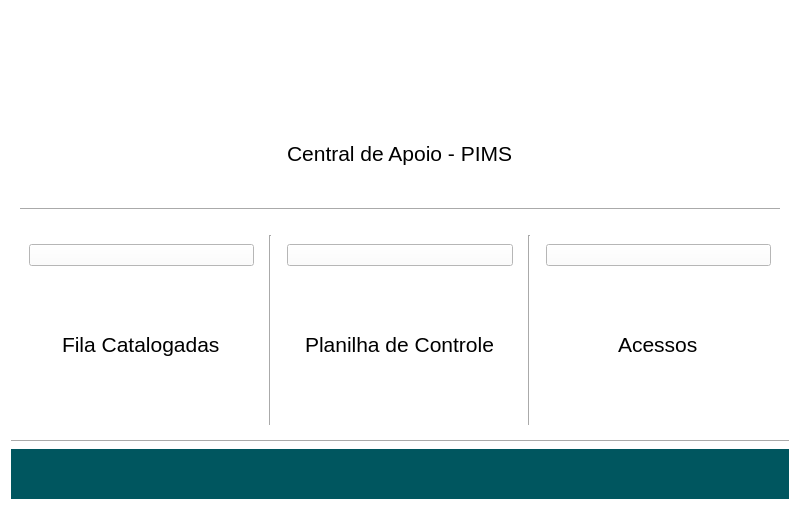
This is ui/tela.ui in viniciusfs14/Ferramenta-Vale as Qt 5 draws it before an edit. The edited form follows.
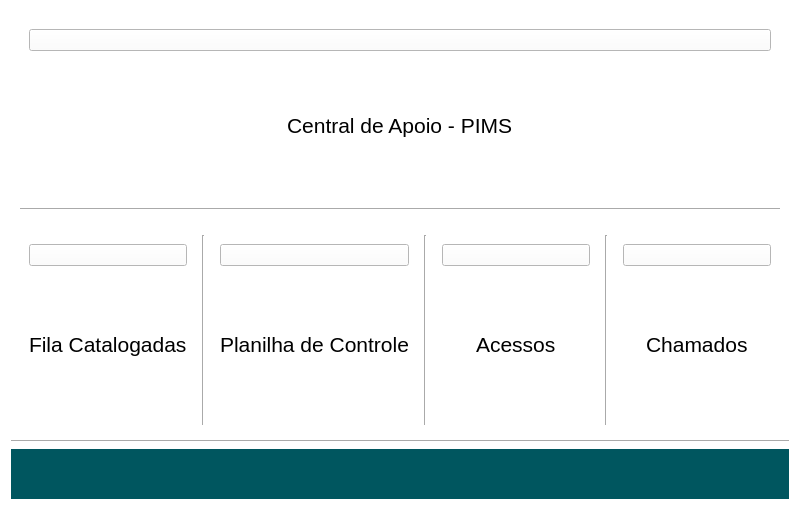
This is the edited form. Icons and pictures are not drawn.

The edit to the form file:
```diff
--- a/ui/tela.ui
+++ b/ui/tela.ui
@@ -119,6 +119,38 @@
         </layout>
        </widget>
       </item>
+      <item>
+       <widget class="Line" name="line_5">
+        <property name="orientation">
+         <enum>Qt::Orientation::Vertical</enum>
+        </property>
+       </widget>
+      </item>
+      <item>
+       <widget class="QWidget" name="widget_6" native="true">
+        <layout class="QGridLayout" name="gridLayout_7">
+         <item row="0" column="0">
+          <widget class="QPushButton" name="pushButton_4">
+           <property name="text">
+            <string/>
+           </property>
+          </widget>
+         </item>
+         <item row="1" column="0" alignment="Qt::AlignmentFlag::AlignHCenter">
+          <widget class="QLabel" name="label_8">
+           <property name="font">
+            <font>
+             <pointsize>16</pointsize>
+            </font>
+           </property>
+           <property name="text">
+            <string>Chamados</string>
+           </property>
+          </widget>
+         </item>
+        </layout>
+       </widget>
+      </item>
      </layout>
     </widget>
    </item>
@@ -139,15 +171,15 @@
        <widget class="QLabel" name="label_4">
         <property name="maximumSize">
          <size>
-          <width>50</width>
-          <height>60</height>
+          <width>80</width>
+          <height>150</height>
          </size>
         </property>
         <property name="text">
          <string/>
         </property>
         <property name="pixmap">
-         <pixmap resource="resources.qrc">:/newPrefix/radix_logo.jpg</pixmap>
+         <pixmap resource="resources.qrc">:/newPrefix/radixlogonew.png</pixmap>
         </property>
         <property name="scaledContents">
          <bool>true</bool>
@@ -166,7 +198,7 @@
          <string/>
         </property>
         <property name="pixmap">
-         <pixmap resource="resources.qrc">:/newPrefix/vale_logo.png</pixmap>
+         <pixmap resource="resources.qrc">:/newPrefix/valenew.png</pixmap>
         </property>
         <property name="scaledContents">
          <bool>true</bool>
@@ -182,28 +214,11 @@
       <item row="0" column="0">
        <widget class="QWidget" name="titulo" native="true">
         <layout class="QGridLayout" name="gridLayout_2">
-         <item row="0" column="0" alignment="Qt::AlignmentFlag::AlignHCenter">
-          <widget class="QLabel" name="label">
-           <property name="maximumSize">
-            <size>
-             <width>200</width>
-             <height>80</height>
-            </size>
-           </property>
-           <property name="font">
-            <font>
-             <pointsize>26</pointsize>
-            </font>
-           </property>
+         <item row="0" column="0">
+          <widget class="QPushButton" name="site_button">
            <property name="text">
             <string/>
            </property>
-           <property name="pixmap">
-            <pixmap resource="resources.qrc">:/newPrefix/pimslogo.png</pixmap>
-           </property>
-           <property name="scaledContents">
-            <bool>true</bool>
-           </property>
           </widget>
          </item>
          <item row="1" column="0" alignment="Qt::AlignmentFlag::AlignHCenter">
```
